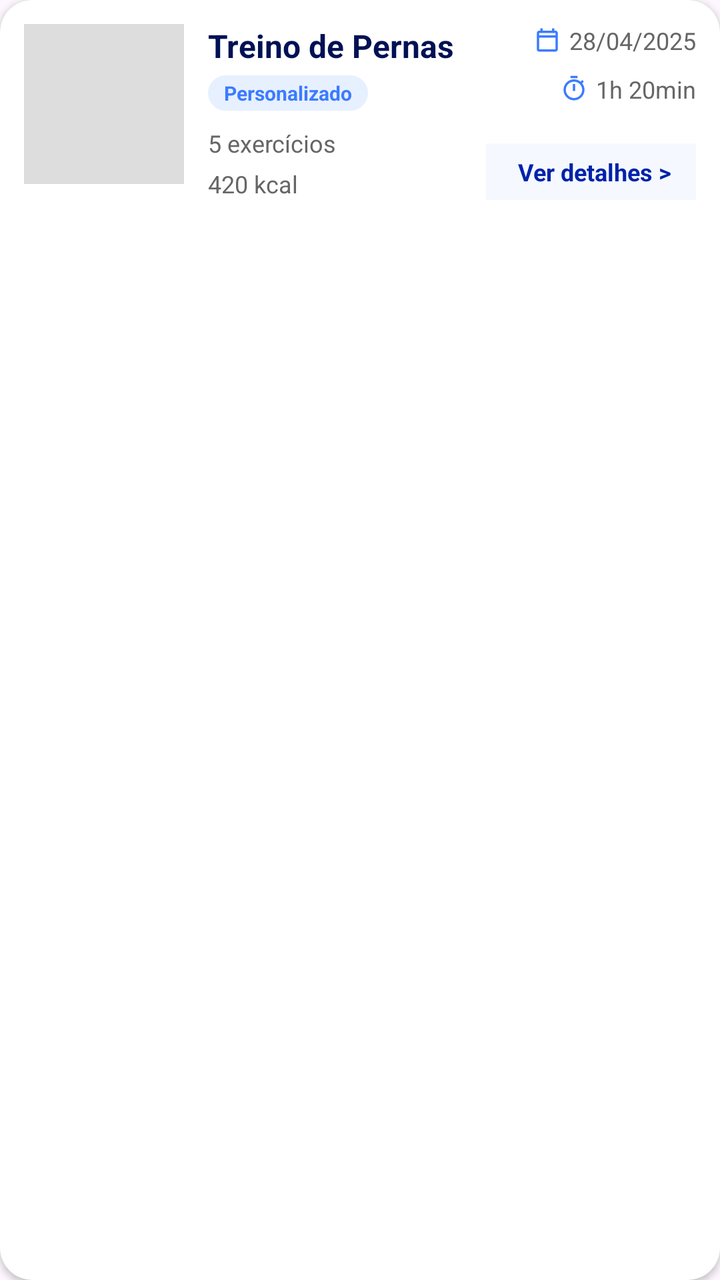
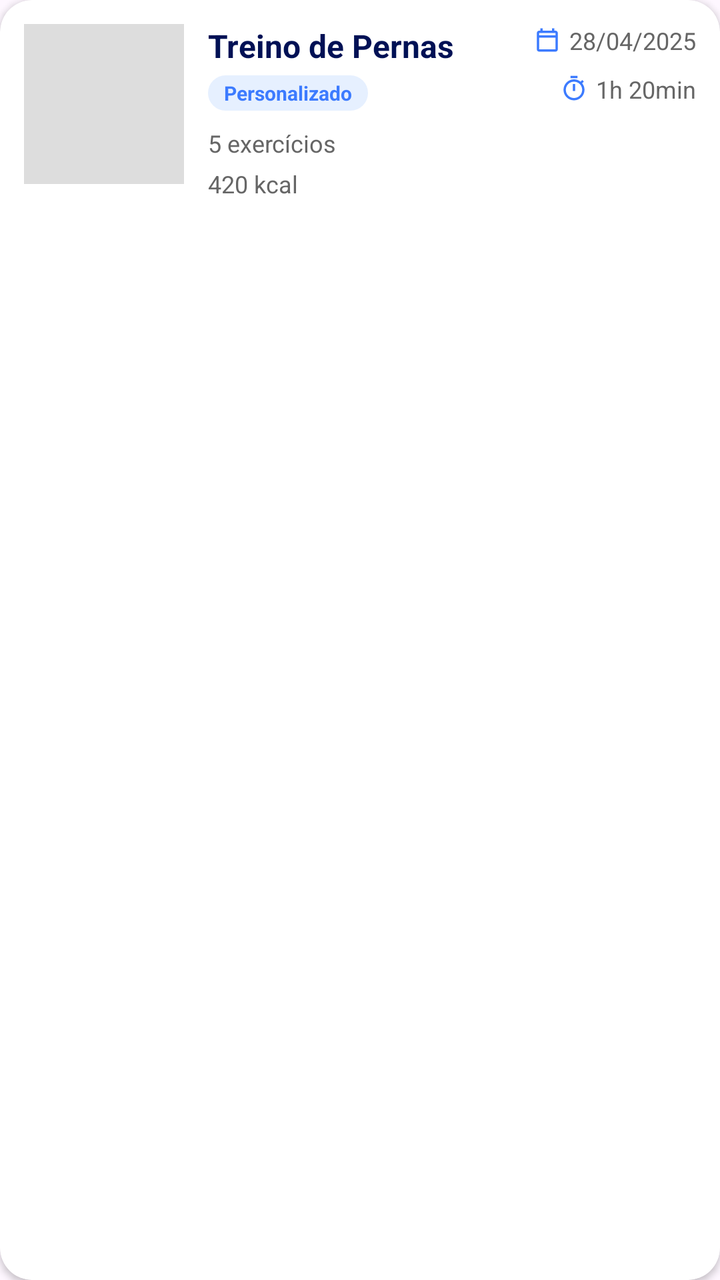

An Android layout rendered at two revisions. The XML below is the earlier revision; the diff shows what the commit changed to produce the second picture.
<!-- AndroidManifest.xml: application theme Theme.MyApplication -->
<!-- res/layout/item_workout_history.xml -->
<?xml version="1.0" encoding="utf-8"?>
<androidx.cardview.widget.CardView xmlns:android="http://schemas.android.com/apk/res/android"
    xmlns:app="http://schemas.android.com/apk/res-auto"
    android:layout_width="match_parent"
    android:layout_height="wrap_content"
    android:layout_marginBottom="12dp"
    app:cardCornerRadius="16dp"
    app:cardElevation="2dp"
    app:cardBackgroundColor="@android:color/white">

    <androidx.constraintlayout.widget.ConstraintLayout
        android:layout_width="match_parent"
        android:layout_height="wrap_content"
        android:padding="12dp">

        <ImageView
            android:id="@+id/ivPhoto"
            android:layout_width="80dp"
            android:layout_height="80dp"
            android:background="#DDDDDD"
            android:scaleType="centerCrop"
            app:layout_constraintStart_toStartOf="parent"
            app:layout_constraintTop_toTopOf="parent" />

        <TextView
            android:id="@+id/tvTitle"
            android:layout_width="0dp"
            android:layout_height="wrap_content"
            android:layout_marginStart="12dp"
            android:text="Treino de Pernas"
            android:textColor="#001155"
            android:textSize="16sp"
            android:textStyle="bold"
            app:layout_constraintEnd_toStartOf="@id/llDateInfo"
            app:layout_constraintStart_toEndOf="@id/ivPhoto"
            app:layout_constraintTop_toTopOf="@id/ivPhoto" />

        <TextView
            android:id="@+id/tvType"
            android:layout_width="wrap_content"
            android:layout_height="wrap_content"
            android:layout_marginTop="4dp"
            android:background="@drawable/bg_tag_light_blue"
            android:paddingStart="8dp"
            android:paddingTop="2dp"
            android:paddingEnd="8dp"
            android:paddingBottom="2dp"
            android:text="Personalizado"
            android:textColor="#3C7BFF"
            android:textSize="10sp"
            android:textStyle="bold"
            app:layout_constraintStart_toStartOf="@id/tvTitle"
            app:layout_constraintTop_toBottomOf="@id/tvTitle" />

        <TextView
            android:id="@+id/tvDetails"
            android:layout_width="wrap_content"
            android:layout_height="wrap_content"
            android:layout_marginTop="8dp"
            android:text="5 exercícios"
            android:textColor="#666666"
            android:textSize="12sp"
            app:layout_constraintStart_toStartOf="@id/tvTitle"
            app:layout_constraintTop_toBottomOf="@id/tvType" />

        <TextView
            android:id="@+id/tvCalories"
            android:layout_width="wrap_content"
            android:layout_height="wrap_content"
            android:layout_marginTop="4dp"
            android:text="420 kcal"
            android:textColor="#666666"
            android:textSize="12sp"
            app:layout_constraintStart_toStartOf="@id/tvTitle"
            app:layout_constraintTop_toBottomOf="@id/tvDetails" />

        <LinearLayout
            android:id="@+id/llDateInfo"
            android:layout_width="wrap_content"
            android:layout_height="wrap_content"
            android:orientation="vertical"
            android:gravity="end"
            app:layout_constraintEnd_toEndOf="parent"
            app:layout_constraintTop_toTopOf="@id/tvTitle">

            <LinearLayout
                android:layout_width="wrap_content"
                android:layout_height="wrap_content"
                android:orientation="horizontal"
                android:gravity="center_vertical">
                <ImageView
                    android:layout_width="14dp"
                    android:layout_height="14dp"
                    android:src="@drawable/ic_calendar"
                    app:tint="#3C7BFF"/>
                <TextView
                    android:id="@+id/tvDate"
                    android:layout_width="wrap_content"
                    android:layout_height="wrap_content"
                    android:layout_marginStart="4dp"
                    android:text="28/04/2025"
                    android:textColor="#666666"
                    android:textSize="12sp" />
            </LinearLayout>

            <LinearLayout
                android:layout_width="wrap_content"
                android:layout_height="wrap_content"
                android:layout_marginTop="8dp"
                android:orientation="horizontal"
                android:gravity="center_vertical">
                <ImageView
                    android:layout_width="14dp"
                    android:layout_height="14dp"
                    android:src="@drawable/ic_timer_icon"
                    app:tint="#3C7BFF"/>
                <TextView
                    android:id="@+id/tvDuration"
                    android:layout_width="wrap_content"
                    android:layout_height="wrap_content"
                    android:layout_marginStart="4dp"
                    android:text="1h 20min"
                    android:textColor="#666666"
                    android:textSize="12sp" />
            </LinearLayout>
        </LinearLayout>

        <LinearLayout
            android:id="@+id/btnVerDetalhes"
            android:layout_width="wrap_content"
            android:layout_height="wrap_content"
            android:background="#F5F9FF"
            android:paddingStart="16dp"
            android:paddingTop="6dp"
            android:paddingEnd="12dp"
            android:paddingBottom="6dp"
            app:layout_constraintBottom_toBottomOf="parent"
            app:layout_constraintEnd_toEndOf="parent">
            <TextView
                android:layout_width="wrap_content"
                android:layout_height="wrap_content"
                android:text="Ver detalhes >"
                android:textColor="#0022AA"
                android:textSize="12sp"
                android:textStyle="bold" />
        </LinearLayout>

    </androidx.constraintlayout.widget.ConstraintLayout>
</androidx.cardview.widget.CardView>
<!-- resources referenced by this layout -->
<resources>
  <!-- drawable bg_tag_light_blue (drawable) -->
  <shape xmlns:android="http://schemas.android.com/apk/res/android" android:shape="rectangle">
      <solid android:color="#E6F0FF"/>
      <corners android:radius="12dp"/>
  </shape>
  <!-- drawable ic_calendar (drawable) -->
  <vector xmlns:android="http://schemas.android.com/apk/res/android"
      android:width="24dp" android:height="24dp"
      android:viewportWidth="24" android:viewportHeight="24"
      android:tint="#0066FF">
      <path android:fillColor="@android:color/white" android:pathData="M19,4h-1V2h-2v2H8V2H6v2H5C3.89,4 3.01,4.9 3.01,6L3,20c0,1.1 0.89,2 2,2h14c1.1,0 2,-0.9 2,-2V6c0,-1.1 -0.9,-2 -2,-2zM19,20H5V10h14v10zM5,8V6h14v2H5z"/>
  </vector>
  <!-- drawable ic_timer_icon (drawable) -->
  <vector xmlns:android="http://schemas.android.com/apk/res/android"
      android:width="24dp" android:height="24dp"
      android:viewportWidth="24" android:viewportHeight="24">
      <path android:fillColor="@android:color/white" android:pathData="M15 1H9v2h6V1zm-4 13h2V8h-2v6zm8.03-6.61l1.42-1.42c-.43-.51-.9-.99-1.41-1.41l-1.42 1.42C16.07 4.74 14.12 4 12 4c-4.97 0-9 4.03-9 9s4.03 9 9 9 9-4.03 9-9c0-2.12-.74-4.07-1.97-5.61zM12 20c-3.87 0-7-3.13-7-7s3.13-7 7-7 7 3.13 7 7-3.13 7-7 7z"/>
  </vector>
  <style name="Theme.MyApplication" parent="Base.Theme.MyApplication" />
  <style name="Base.Theme.MyApplication" parent="Theme.Material3.DayNight.NoActionBar">
          
          
      </style>
</resources>

<!-- the commit's change to res/layout/item_workout_history.xml (unified diff, before → after) -->
@@ -130,6 +130,7 @@
             android:layout_width="wrap_content"
             android:layout_height="wrap_content"
             android:background="#F5F9FF"
+            android:visibility="gone"
             android:paddingStart="16dp"
             android:paddingTop="6dp"
             android:paddingEnd="12dp"
